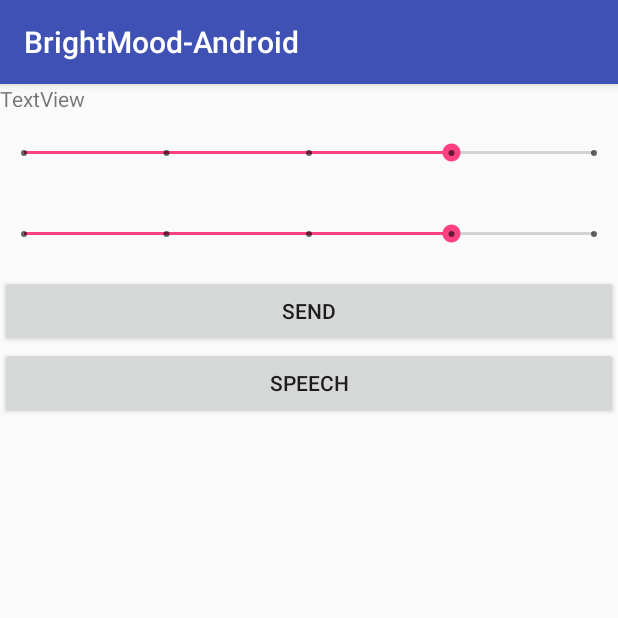
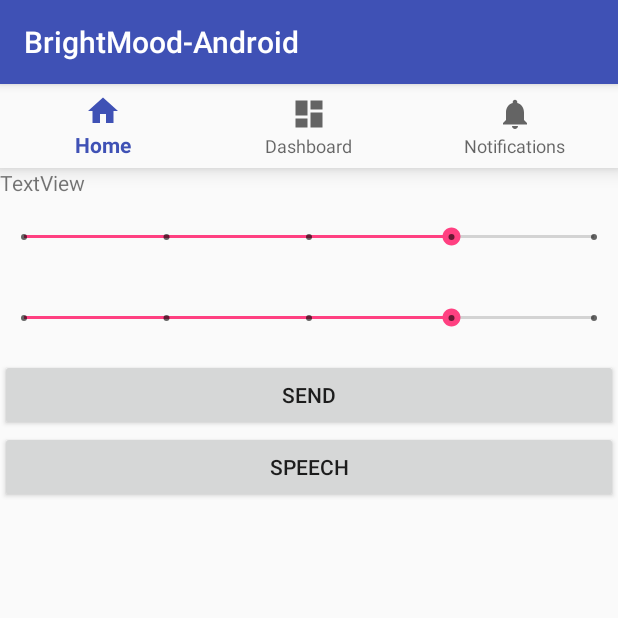
Before and after one commit to mqtran01/Brightmood-app, an Android app: the screen it shows after launch (FitbitActivity), on a phone screen of 412 x 824 dp, the top half of it. Run offline under Robolectric (Android 15) with nearby library versions, the phone set to English and light mode, and no system bars.

```diff
--- /dev/null
+++ b/BrightMood-Android/app/src/main/res/drawable/ic_dashboard_black_24dp.xml
@@ -0,0 +1,9 @@
+<vector xmlns:android="http://schemas.android.com/apk/res/android"
+    android:width="24dp"
+    android:height="24dp"
+    android:viewportHeight="24.0"
+    android:viewportWidth="24.0">
+    <path
+        android:fillColor="#FF000000"
+        android:pathData="M3,13h8L11,3L3,3v10zM3,21h8v-6L3,15v6zM13,21h8L21,11h-8v10zM13,3v6h8L21,3h-8z" />
+</vector>
--- /dev/null
+++ b/BrightMood-Android/app/src/main/res/drawable/ic_home_black_24dp.xml
@@ -0,0 +1,9 @@
+<vector xmlns:android="http://schemas.android.com/apk/res/android"
+    android:width="24dp"
+    android:height="24dp"
+    android:viewportHeight="24.0"
+    android:viewportWidth="24.0">
+    <path
+        android:fillColor="#FF000000"
+        android:pathData="M10,20v-6h4v6h5v-8h3L12,3 2,12h3v8z" />
+</vector>
--- /dev/null
+++ b/BrightMood-Android/app/src/main/res/drawable/ic_notifications_black_24dp.xml
@@ -0,0 +1,9 @@
+<vector xmlns:android="http://schemas.android.com/apk/res/android"
+    android:width="24dp"
+    android:height="24dp"
+    android:viewportHeight="24.0"
+    android:viewportWidth="24.0">
+    <path
+        android:fillColor="#FF000000"
+        android:pathData="M12,22c1.1,0 2,-0.9 2,-2h-4c0,1.1 0.89,2 2,2zM18,16v-5c0,-3.07 -1.64,-5.64 -4.5,-6.32L13.5,4c0,-0.83 -0.67,-1.5 -1.5,-1.5s-1.5,0.67 -1.5,1.5v0.68C7.63,5.36 6,7.92 6,11v5l-2,2v1h16v-1l-2,-2z" />
+</vector>
--- a/BrightMood-Android/app/src/main/res/layout/activity_fitbit.xml
+++ b/BrightMood-Android/app/src/main/res/layout/activity_fitbit.xml
@@ -7,6 +7,14 @@
     android:layout_height="match_parent"
     android:orientation="vertical"
     tools:context="com.github.mqtran01.brightmood_android.FitbitActivity">
+
+    <android.support.design.widget.BottomNavigationView
+        android:id="@+id/navigation"
+        android:layout_width="match_parent"
+        android:layout_height="wrap_content"
+        android:layout_gravity="bottom"
+        android:background="?android:attr/windowBackground"
+        app:menu="@menu/navigation" />
 
     <TextView
         android:id="@+id/message"
@@ -47,12 +55,4 @@
         android:layout_height="356dp"
         android:orientation="horizontal"></LinearLayout>
 
-    <!--<android.support.design.widget.BottomNavigationView-->
-        <!--android:id="@+id/navigation"-->
-        <!--android:layout_width="match_parent"-->
-        <!--android:layout_height="wrap_content"-->
-        <!--android:layout_gravity="bottom"-->
-        <!--android:background="?android:attr/windowBackground"-->
-        <!--app:menu="@menu/navigation" />-->
-
 </LinearLayout>
--- /dev/null
+++ b/BrightMood-Android/app/src/main/res/menu/navigation.xml
@@ -0,0 +1,19 @@
+<?xml version="1.0" encoding="utf-8"?>
+<menu xmlns:android="http://schemas.android.com/apk/res/android">
+
+    <item
+        android:id="@+id/navigation_home"
+        android:icon="@drawable/ic_home_black_24dp"
+        android:title="@string/title_home" />
+
+    <item
+        android:id="@+id/navigation_dashboard"
+        android:icon="@drawable/ic_dashboard_black_24dp"
+        android:title="@string/title_dashboard" />
+
+    <item
+        android:id="@+id/navigation_notifications"
+        android:icon="@drawable/ic_notifications_black_24dp"
+        android:title="@string/title_notifications" />
+
+</menu>
--- /dev/null
+++ b/BrightMood-Android/app/src/main/res/values-w820dp/dimens.xml
@@ -0,0 +1,6 @@
+<resources>
+    <!-- Example customization of dimensions originally defined in res/values/dimens.xml
+         (such as screen margins) for screens with more than 820dp of available width. This
+         would include 7" and 10" devices in landscape (~960dp and ~1280dp respectively). -->
+    <dimen name="activity_horizontal_margin">64dp</dimen>
+</resources>
--- a/BrightMood-Android/app/src/main/res/values/strings.xml
+++ b/BrightMood-Android/app/src/main/res/values/strings.xml
@@ -1,3 +1,11 @@
 <resources>
     <string name="app_name">BrightMood-Android</string>
+    <string name="title_activity_speech">SpeechActivity</string>
+    <string name="title_home">Home</string>
+    <string name="title_dashboard">Dashboard</string>
+    <string name="title_notifications">Notifications</string>
+    <string name="title_activity_bluetooth">Bluetooth</string>
+    <string name="title_activity_tabbed">TabbedActivity</string>
+    <string name="action_settings">Settings</string>
+    <string name="section_format">Hello World from section: %1$d</string>
 </resources>
```
Also changed, not shown: BrightMood-Android/app/src/main/AndroidManifest.xml (+12 -1 lines), BrightMood-Android/app/src/main/java/com/github/mqtran01/brightmood_android/BluetoothActivity.java (added, +45 -0 lines), BrightMood-Android/app/src/main/java/com/github/mqtran01/brightmood_android/FitbitActivity.java (+37 -51 lines), BrightMood-Android/app/src/main/java/com/github/mqtran01/brightmood_android/GatewayHandler.java (added, +42 -0 lines), BrightMood-Android/app/src/main/java/com/github/mqtran01/brightmood_android/SpeechActivity.java (added, +45 -0 lines), BrightMood-Android/app/src/main/res/layout/activity_bluetooth.xml (added, +37 -0 lines), BrightMood-Android/app/src/main/res/layout/activity_speech.xml (added, +38 -0 lines), BrightMood-Android/app/src/main/res/menu/menu_tabbed.xml (added, +10 -0 lines), BrightMood-Android/app/src/main/res/values/dimens.xml (added, +7 -0 lines), BrightMood-Android/app/src/main/res/values/styles.xml (+9 -0 lines).
